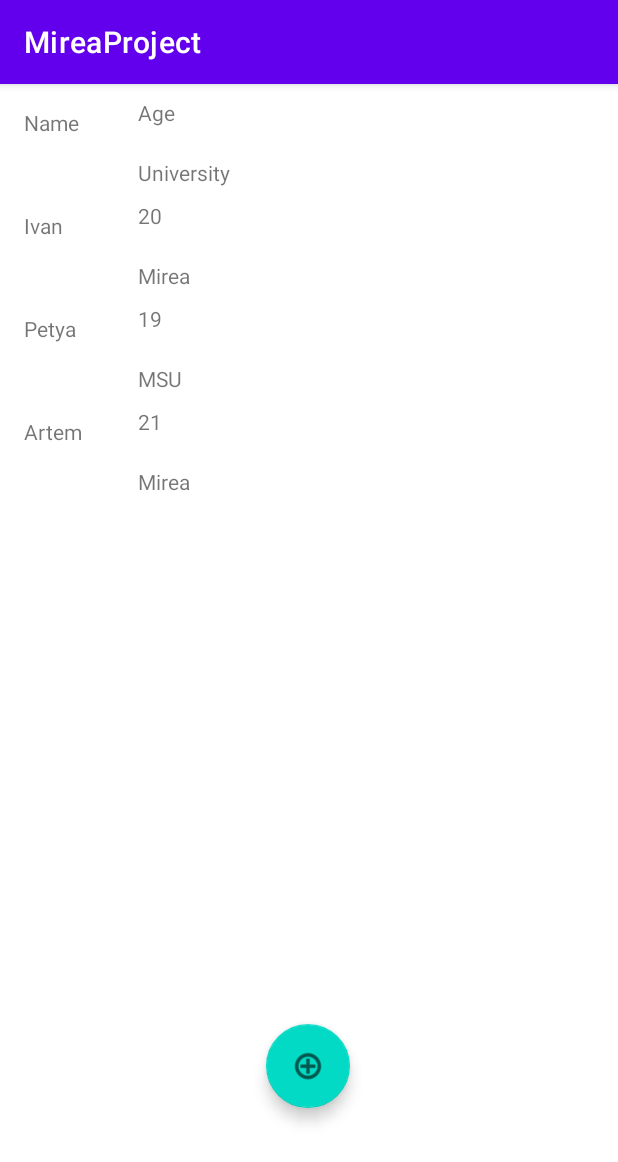
After one commit to shamrinmD/MireaProject, an Android app: the fragment StoriesFragment shown on its own in the app's theme, on a phone screen of 412 x 824 dp. The commit adds this screen. Shown: the top 1162 px of the screen. Run offline under Robolectric (Android 15) with nearby library versions, the phone set to English and light mode, and no system bars; our stand-ins replace Room's generated code.

Commit message:
Fourth commit

```diff
--- a/app/build.gradle
+++ b/app/build.gradle
@@ -31,7 +31,9 @@ android {
 }
 
 dependencies {
-
+    def room_version = "2.2.5"
+    implementation "androidx.room:room-runtime:$room_version"
+    annotationProcessor "androidx.room:room-compiler:$room_version"
     implementation 'androidx.appcompat:appcompat:1.4.1'
     implementation 'com.google.android.material:material:1.5.0'
     implementation 'androidx.constraintlayout:constraintlayout:2.1.3'
--- a/app/src/main/java/ru/mirea/shamrin/mireaproject/MainActivity.java
+++ b/app/src/main/java/ru/mirea/shamrin/mireaproject/MainActivity.java
@@ -41,7 +41,7 @@ public class MainActivity extends AppCompatActivity {
         // Passing each menu ID as a set of Ids because each
         // menu should be considered as top level destinations.
         mAppBarConfiguration = new AppBarConfiguration.Builder(
-                R.id.nav_home, R.id.nav_gallery, R.id.nav_slideshow, R.id.calculateFragment, R.id.webViewFragment, R.id.musicPlayer, R.id.hardwareFragment)
+                R.id.nav_home, R.id.nav_gallery, R.id.nav_slideshow, R.id.calculateFragment, R.id.webViewFragment, R.id.musicPlayer, R.id.hardwareFragment, R.id.settingsFragment, R.id.storiesFragment)
                 .setOpenableLayout(drawer)
                 .build();
         NavController navController = Navigation.findNavController(this, R.id.nav_host_fragment_content_main);
--- /dev/null
+++ b/app/src/main/java/ru/mirea/shamrin/mireaproject/RecyclerViewAdapter.java
@@ -0,0 +1,52 @@
+package ru.mirea.shamrin.mireaproject;
+
+import android.content.Context;
+import android.view.LayoutInflater;
+import android.view.View;
+import android.view.ViewGroup;
+import android.widget.TextView;
+
+import androidx.recyclerview.widget.RecyclerView;
+
+import java.util.List;
+
+public class RecyclerViewAdapter  extends RecyclerView.Adapter<RecyclerViewAdapter.ViewHolder> {
+    private final LayoutInflater inflater;
+    private final List<Student> students;
+
+    RecyclerViewAdapter(Context context, List<Student> students) {
+        this.students = students;
+        this.inflater = LayoutInflater.from(context);
+    }
+
+    @Override
+    public ViewHolder onCreateViewHolder(ViewGroup parent, int viewType) {
+        View view = inflater.inflate(R.layout.list_item, parent, false);
+        return new ViewHolder(view);
+    }
+
+    @Override
+    public void onBindViewHolder(RecyclerViewAdapter.ViewHolder holder, int position) {
+        Student student = students.get(position);
+        holder.nameView.setText(student.getName());
+        holder.ageView.setText(student.getAge());
+        holder.universityView.setText(student.getUniversity());
+    }
+
+    @Override
+    public int getItemCount() {
+        return students.size();
+    }
+
+    public static class ViewHolder extends RecyclerView.ViewHolder {
+        final TextView nameView;
+        final TextView ageView;
+        final TextView universityView;
+        ViewHolder(View view){
+            super(view);
+            nameView = view.findViewById(R.id.name);
+            ageView = view.findViewById(R.id.age);
+            universityView = view.findViewById(R.id.university);
+        }
+    }
+}
--- /dev/null
+++ b/app/src/main/java/ru/mirea/shamrin/mireaproject/StoriesFragment.java
@@ -0,0 +1,77 @@
+package ru.mirea.shamrin.mireaproject;
+
+import android.content.Intent;
+import android.os.Bundle;
+
+import androidx.fragment.app.Fragment;
+import androidx.recyclerview.widget.RecyclerView;
+
+import android.view.LayoutInflater;
+import android.view.View;
+import android.view.ViewGroup;
+
+import com.google.android.material.floatingactionbutton.FloatingActionButton;
+
+import java.util.ArrayList;
+import java.util.List;
+
+
+public class StoriesFragment extends Fragment {
+
+    private RecyclerView recyclerView;
+    private FloatingActionButton btnAddStory;
+    private List<Student> students;
+    private StudentDao studentDao;
+    private AppDatabase db;
+    private static final String ARG_PARAM1 = "param1";
+    private static final String ARG_PARAM2 = "param2";
+
+    private String mParam1;
+    private String mParam2;
+
+    public StoriesFragment() {
+        // Required empty public constructor
+    }
+
+    public static StoriesFragment newInstance(String param1, String param2) {
+        StoriesFragment fragment = new StoriesFragment();
+        Bundle args = new Bundle();
+        args.putString(ARG_PARAM1, param1);
+        args.putString(ARG_PARAM2, param2);
+        fragment.setArguments(args);
+        return fragment;
+    }
+
+    @Override
+    public void onCreate(Bundle savedInstanceState) {
+        super.onCreate(savedInstanceState);
+        if (getArguments() != null) {
+            mParam1 = getArguments().getString(ARG_PARAM1);
+            mParam2 = getArguments().getString(ARG_PARAM2);
+        }
+    }
+    @Override
+    public View onCreateView(LayoutInflater inflater, ViewGroup container,
+                             Bundle savedInstanceState) {
+
+        View view = inflater.inflate(R.layout.fragment_stories, container, false);
+        students = new ArrayList<>();
+        btnAddStory = view.findViewById(R.id.btnAddStory);
+        btnAddStory.setOnClickListener(this::onClickAddStory);
+        db = App.getInstance().getDatabase();
+        studentDao = db.studentDao();
+        students = studentDao.getAll();
+        students.add(new Student("Ivan", "20", "Mirea"));
+        students.add(new Student("Petya", "19", "MSU"));
+        students.add(new Student("Artem", "21", "Mirea"));
+        recyclerView = view.findViewById(R.id.recycleView);
+        RecyclerViewAdapter adapter = new RecyclerViewAdapter(getActivity(), students);
+        recyclerView.setAdapter(adapter);
+        return view;
+    }
+
+    public void onClickAddStory(View view) {
+        Intent intent = new Intent(getActivity(), AddStory.class);
+        startActivity(intent);
+    }
+}
--- /dev/null
+++ b/app/src/main/java/ru/mirea/shamrin/mireaproject/Student.java
@@ -0,0 +1,28 @@
+package ru.mirea.shamrin.mireaproject;
+
+import androidx.room.Entity;
+import androidx.room.PrimaryKey;
+
+@Entity
+public class Student {
+    @PrimaryKey(autoGenerate = true)
+    public long id;
+    private String name;
+    private String age;
+    private String university;
+    public Student(String name, String age, String university) {
+        this.name = name;
+        this.age = age;
+        this.university =university;
+    }
+
+    public String getName() {
+        return name;
+    }
+    public String getAge() {
+        return age;
+    }
+    public  String getUniversity() {
+        return university;
+    }
+}
--- /dev/null
+++ b/app/src/main/java/ru/mirea/shamrin/mireaproject/StudentDao.java
@@ -0,0 +1,23 @@
+package ru.mirea.shamrin.mireaproject;
+
+import androidx.room.Dao;
+import androidx.room.Delete;
+import androidx.room.Insert;
+import androidx.room.Query;
+import androidx.room.Update;
+
+import java.util.List;
+
+@Dao
+public interface StudentDao {
+    @Query("SELECT * FROM student")
+    List<Student> getAll();
+    @Query ("SELECT * FROM student WHERE id = :id")
+    Student getById(long id);
+    @Insert
+    void insert(Student student);
+    @Update
+    void update(Student student);
+    @Delete
+    void delete(Student student);
+}
--- /dev/null
+++ b/app/src/main/res/layout/fragment_stories.xml
@@ -0,0 +1,39 @@
+<?xml version="1.0" encoding="utf-8"?>
+<FrameLayout xmlns:android="http://schemas.android.com/apk/res/android"
+    xmlns:app="http://schemas.android.com/apk/res-auto"
+    xmlns:tools="http://schemas.android.com/tools"
+    android:layout_width="match_parent"
+    android:layout_height="match_parent"
+    tools:context=".StoriesFragment">
+
+    <androidx.constraintlayout.widget.ConstraintLayout
+        android:layout_width="match_parent"
+        android:layout_height="match_parent">
+
+        <androidx.recyclerview.widget.RecyclerView
+            android:id="@+id/recycleView"
+            android:layout_width="match_parent"
+            android:layout_height="match_parent"
+            app:layoutManager="androidx.recyclerview.widget.LinearLayoutManager"
+            app:layout_constraintBottom_toBottomOf="parent"
+            app:layout_constraintEnd_toEndOf="parent"
+            app:layout_constraintHorizontal_bias="1.0"
+            app:layout_constraintStart_toStartOf="parent"
+            app:layout_constraintTop_toTopOf="parent"
+            app:layout_constraintVertical_bias="0.0" />
+
+        <com.google.android.material.floatingactionbutton.FloatingActionButton
+            android:id="@+id/btnAddStory"
+            android:layout_width="wrap_content"
+            android:layout_height="wrap_content"
+            android:clickable="true"
+            android:src="@android:drawable/ic_menu_add"
+            app:layout_constraintBottom_toBottomOf="parent"
+            app:layout_constraintEnd_toEndOf="parent"
+            app:layout_constraintHorizontal_bias="0.498"
+            app:layout_constraintStart_toStartOf="parent"
+            app:layout_constraintTop_toTopOf="parent"
+            app:layout_constraintVertical_bias="0.88"
+            tools:ignore="SpeakableTextPresentCheck" />
+    </androidx.constraintlayout.widget.ConstraintLayout>
+</FrameLayout>
--- /dev/null
+++ b/app/src/main/res/layout/list_item.xml
@@ -0,0 +1,47 @@
+<?xml version="1.0" encoding="utf-8"?>
+<androidx.constraintlayout.widget.ConstraintLayout
+    xmlns:android="http://schemas.android.com/apk/res/android"
+    xmlns:app="http://schemas.android.com/apk/res-auto"
+    android:layout_width="match_parent"
+    android:layout_height="wrap_content">
+
+    <TextView
+        android:id="@+id/name"
+        android:layout_width="60dp"
+        android:layout_height="33dp"
+        android:layout_marginLeft="16dp"
+        android:layout_marginTop="16dp"
+        android:layout_marginBottom="16dp"
+        android:text="Name"
+        app:layout_constraintBottom_toBottomOf="parent"
+        app:layout_constraintLeft_toLeftOf="parent"
+        app:layout_constraintRight_toLeftOf="@+id/age"
+        app:layout_constraintTop_toTopOf="parent"
+        app:layout_constraintVertical_bias="0.0" />
+
+    <TextView
+        android:id="@+id/age"
+        android:layout_width="0dp"
+        android:layout_height="wrap_content"
+        android:layout_marginLeft="16dp"
+        android:text="Age"
+        app:layout_constraintBottom_toTopOf="@+id/university"
+        app:layout_constraintLeft_toRightOf="@+id/name"
+        app:layout_constraintRight_toRightOf="parent"
+        app:layout_constraintTop_toTopOf="parent"
+        app:layout_constraintVertical_bias="0.32" />
+
+    <TextView
+        android:id="@+id/university"
+        android:layout_width="0dp"
+        android:layout_height="wrap_content"
+        android:layout_marginLeft="16dp"
+        android:text="University"
+        app:layout_constraintBottom_toBottomOf="parent"
+        app:layout_constraintHorizontal_bias="0.0"
+        app:layout_constraintLeft_toRightOf="@+id/name"
+        app:layout_constraintRight_toRightOf="parent"
+        app:layout_constraintTop_toBottomOf="@+id/name"
+        app:layout_constraintVertical_bias="0.0" />
+
+</androidx.constraintlayout.widget.ConstraintLayout>
--- a/app/src/main/res/menu/activity_main_drawer.xml
+++ b/app/src/main/res/menu/activity_main_drawer.xml
@@ -32,6 +32,12 @@
             android:id="@+id/hardwareFragment"
             android:icon="@drawable/ic_menu_camera"
             android:title="HardwareTest" />
+        <item
+            android:id="@+id/settingsFragment"
+            android:title="Settings" />
+        <item
+            android:id="@+id/storiesFragment"
+            android:title="Story" />
 
 
     </group>
```
Also changed, not shown: app/src/main/AndroidManifest.xml (+7 -1 lines), app/src/main/java/ru/mirea/shamrin/mireaproject/AddStory.java (added, +37 -0 lines), app/src/main/java/ru/mirea/shamrin/mireaproject/App.java (added, +25 -0 lines), app/src/main/java/ru/mirea/shamrin/mireaproject/AppDatabase.java (added, +9 -0 lines), app/src/main/java/ru/mirea/shamrin/mireaproject/SettingsFragment.java (added, +58 -0 lines), app/src/main/res/layout/activity_add_story.xml (added, +63 -0 lines), app/src/main/res/layout/fragment_settings.xml (added, +69 -0 lines), app/src/main/res/navigation/mobile_navigation.xml (+10 -0 lines).
